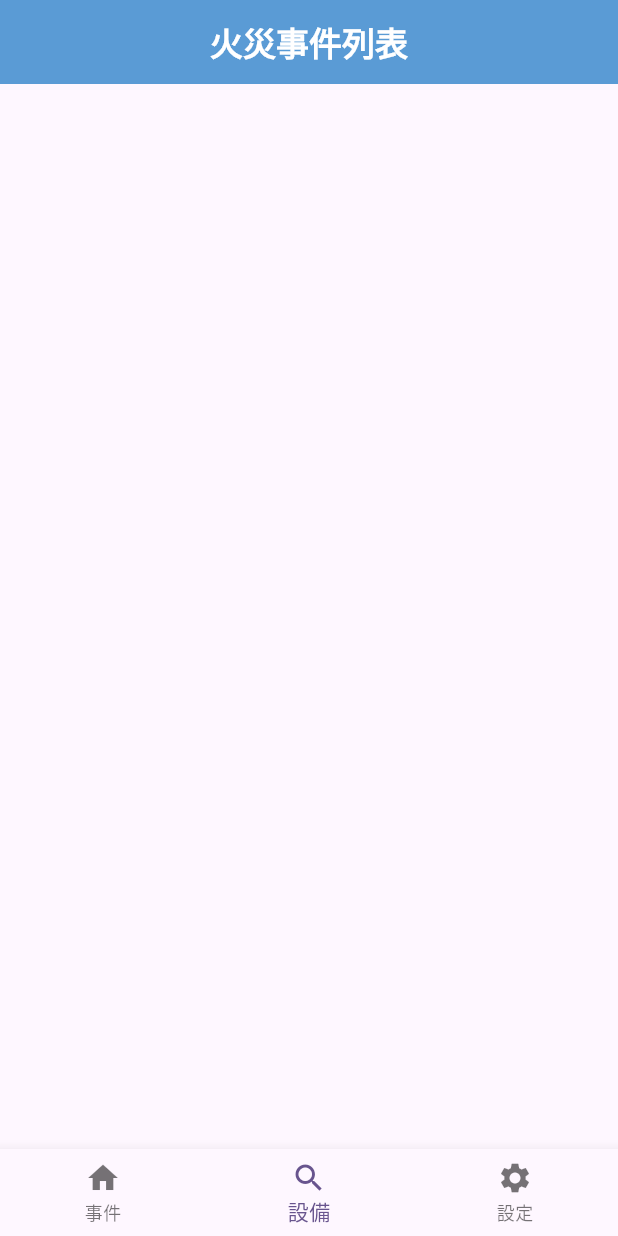
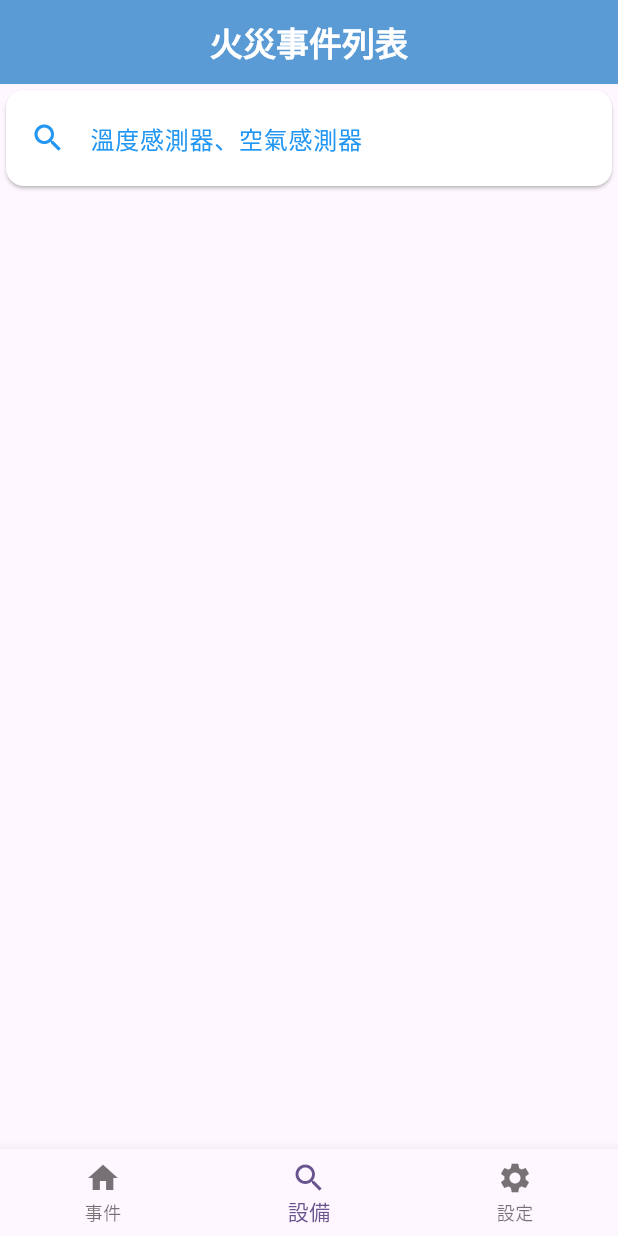
Before and after one commit to Artin0123/firealert, a Flutter app: the screen it shows after launch, item 2 of the bottom bar chosen, on a phone screen of 412 x 824 dp. Run offline on Flutter 3.47's test engine with Material 3 defaults, Android fonts, the phone set to English and light mode, and no system bars.

Commit message:
searchfild1

```diff
--- a/lib/main.dart
+++ b/lib/main.dart
@@ -375,7 +375,30 @@ class PageTwo extends StatefulWidget {
 class _Pagetwo extends State<PageTwo> {
   @override
   Widget build(BuildContext context) {
-    return const Scaffold();
+    return const Scaffold(
+        //backgroundColor: const Color.fromARGB(240, 255, 255, 245),
+        body: SingleChildScrollView(
+            child: Column(children: <Widget>[
+      Card(
+        color: Colors.white,
+        child: ListTile(
+          leading: Icon(
+            Icons.search,
+            color: Colors.blue,
+          ),
+          title: TextField(
+            //controller: controller,
+            decoration: InputDecoration(
+              hintText: '溫度感測器、空氣感測器',
+              hintStyle: TextStyle(
+                color: Colors.blue,
+              ),
+              border: InputBorder.none,
+            ),
+          ),
+        ),
+      ),
+    ])));
   }
 }
 
```
